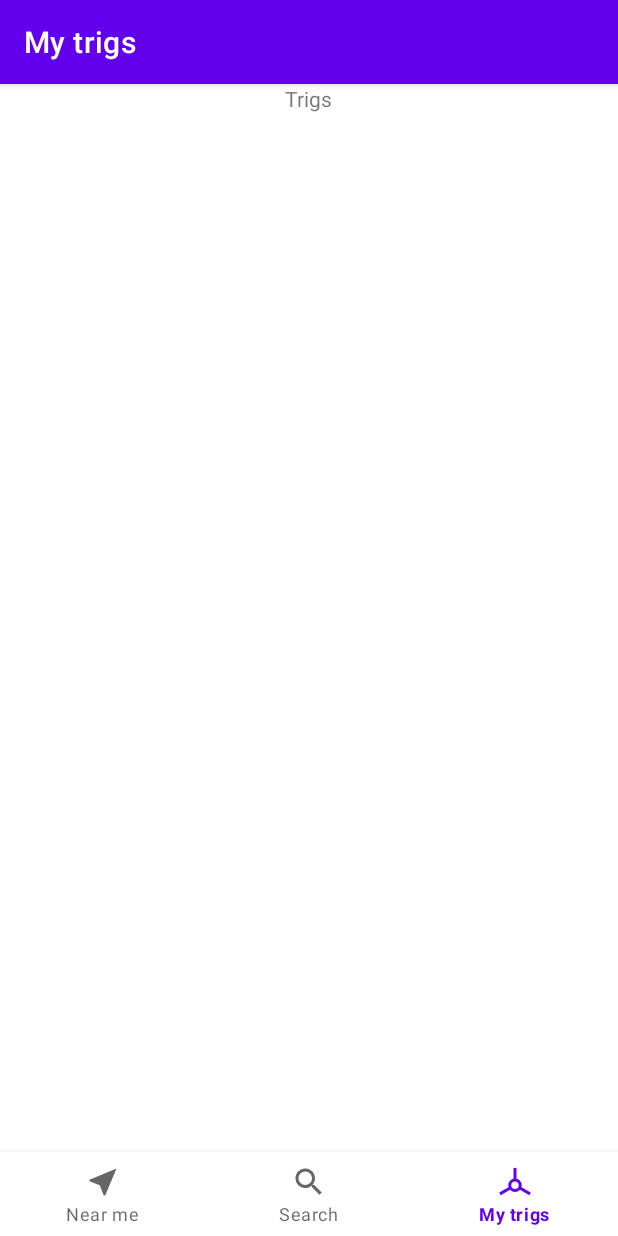
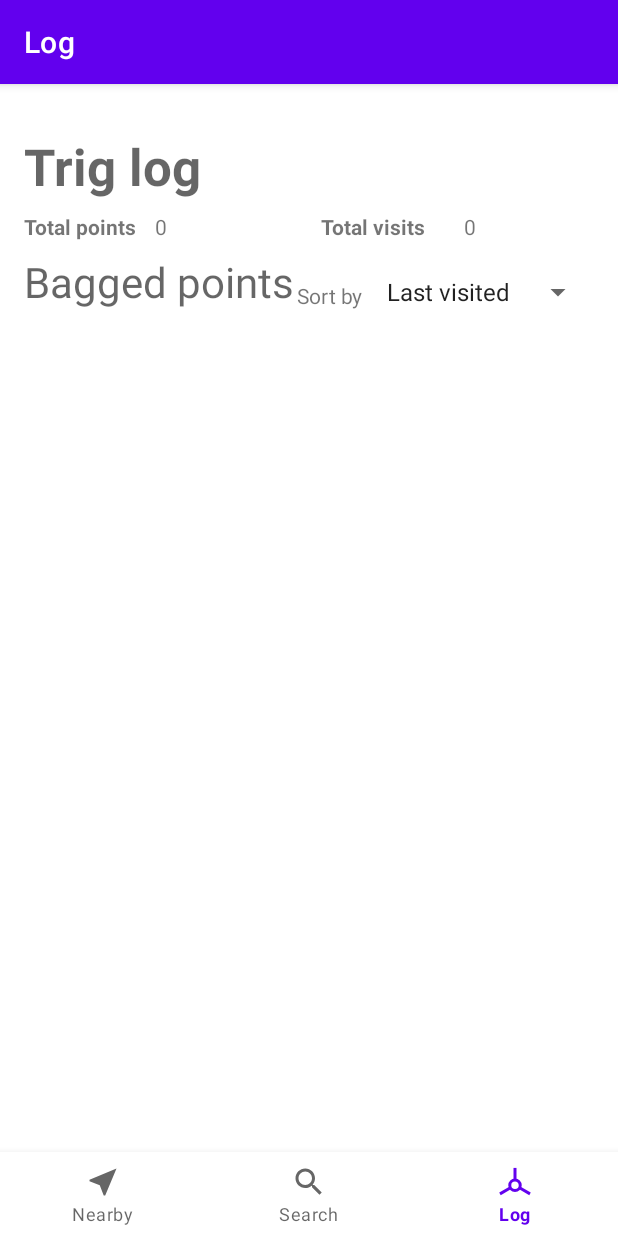
Before and after one commit to davegoddin/TrigBag, an Android app: the screen it shows after launch (MainActivity), item 3 of the bottom bar chosen, on a phone screen of 412 x 824 dp. Run offline under Robolectric (Android 15) with nearby library versions, the phone set to English and light mode, and no system bars; our stand-ins replace Room's generated code, navigation-ui; libraries missing offline, so code that uses them is left out: com.google.maps.android.

Commit message:
Add log view and summary review features including aggregate totals and sort options

```diff
--- a/app/src/main/java/net/davegoddin/trigbag/DetailFragment.kt
+++ b/app/src/main/java/net/davegoddin/trigbag/DetailFragment.kt
@@ -12,6 +12,7 @@ import android.widget.Button
 import android.widget.ImageButton
 import android.widget.RatingBar
 import android.widget.TextView
+import androidx.appcompat.app.AppCompatActivity
 import androidx.constraintlayout.widget.ConstraintLayout
 import androidx.core.view.isVisible
 import androidx.recyclerview.widget.RecyclerView
@@ -76,6 +77,8 @@ class DetailFragment : Fragment() {
         // Inflate the layout for this fragment
         val navBar : BottomNavigationView = requireActivity().findViewById(R.id.bottomNavigationView)
         navBar.isVisible = false
+
+        (requireActivity() as AppCompatActivity).supportActionBar?.title = trigPointDisplay.trigPoint.name
 
         return inflater.inflate(R.layout.fragment_detail, container, false)
     }
--- /dev/null
+++ b/app/src/main/java/net/davegoddin/trigbag/LogFragment.kt
@@ -0,0 +1,182 @@
+package net.davegoddin.trigbag
+
+import android.os.Bundle
+import android.util.Log
+import androidx.fragment.app.Fragment
+import android.view.LayoutInflater
+import android.view.View
+import android.view.ViewGroup
+import android.widget.*
+import androidx.core.view.isVisible
+import androidx.recyclerview.widget.RecyclerView
+import com.google.android.material.bottomnavigation.BottomNavigationView
+import kotlinx.coroutines.runBlocking
+import net.davegoddin.trigbag.adapter.LogItemAdapter
+import net.davegoddin.trigbag.adapter.TrigListItemAdapter
+import net.davegoddin.trigbag.data.AppDatabase
+import net.davegoddin.trigbag.model.TrigPointDisplay
+import net.davegoddin.trigbag.model.Visit
+import org.w3c.dom.Text
+
+// TODO: Rename parameter arguments, choose names that match
+// the fragment initialization parameters, e.g. ARG_ITEM_NUMBER
+private const val ARG_PARAM1 = "param1"
+private const val ARG_PARAM2 = "param2"
+
+/**
+ * A simple [Fragment] subclass.
+ * Use the [LogFragment.newInstance] factory method to
+ * create an instance of this fragment.
+ */
+class LogFragment : Fragment() {
+    // TODO: Rename and change types of parameters
+    private var param1: String? = null
+    private var param2: String? = null
+
+    private lateinit var sortOptions : Array<String>
+
+    private lateinit var spnSort: Spinner
+    private lateinit var visitedPoints : MutableList<TrigPointDisplay>
+    private lateinit var adapter: LogItemAdapter
+    private lateinit var txtPointCount: TextView
+    private lateinit var txtVisitCount: TextView
+
+    override fun onCreate(savedInstanceState: Bundle?) {
+        super.onCreate(savedInstanceState)
+        arguments?.let {
+            param1 = it.getString(ARG_PARAM1)
+            param2 = it.getString(ARG_PARAM2)
+        }
+    }
+
+    override fun onCreateView(
+        inflater: LayoutInflater, container: ViewGroup?,
+        savedInstanceState: Bundle?
+    ): View? {
+        //ensure navbar visible
+        val navBar : BottomNavigationView = requireActivity().findViewById(R.id.bottomNavigationView)
+        navBar.isVisible = true
+
+        // Inflate the layout for this fragment
+        return inflater.inflate(R.layout.fragment_log, container, false)
+    }
+
+    override fun onViewCreated(view: View, savedInstanceState: Bundle?) {
+        super.onViewCreated(view, savedInstanceState)
+
+        // initialise variables
+        sortOptions = resources.getStringArray(R.array.log_sort_params)
+        txtPointCount = view.findViewById(R.id.txt_log_totalPoints)
+        txtVisitCount = view.findViewById(R.id.txt_log_totalVisits)
+        spnSort = view.findViewById(R.id.spn_log_sort)
+
+        // set up array adapter to populate with options
+        val arrayAdapter = ArrayAdapter(requireContext(), android.R.layout.simple_spinner_item, sortOptions)
+        arrayAdapter.setDropDownViewResource(android.R.layout.simple_spinner_dropdown_item)
+        spnSort.setAdapter(arrayAdapter)
+
+        // get visited points and total visits from db
+        val db = AppDatabase.getInstance(requireContext())
+        visitedPoints = runBlocking { db.trigPointDao().getVisited() }.toMutableList()
+        val totalVisits = runBlocking {db.visitDao().getTotalVisits()}
+
+        // update UI
+        txtPointCount.text = visitedPoints.count().toString()
+        txtVisitCount.text = totalVisits.toString()
+
+        // item selected listener to update recyclerview with sort options
+        spnSort.onItemSelectedListener = object : AdapterView.OnItemSelectedListener
+        {
+            override fun onItemSelected(p0: AdapterView<*>?, p1: View?, p2: Int, p3: Long) {
+                // sort points, clear existing set (must maintain consistent reference), add new sorted list and notify recyclerview
+                val sortedPoints = sortLog(visitedPoints)
+                visitedPoints.clear()
+                visitedPoints.addAll(sortedPoints)
+                adapter.notifyDataSetChanged()
+
+            }
+
+            override fun onNothingSelected(p0: AdapterView<*>?) {
+
+            }
+        }
+
+        // initialise recyclerview
+        val recyclerView = view.findViewById<RecyclerView>(R.id.recycler_log)
+        adapter = LogItemAdapter(this, visitedPoints)
+        recyclerView.adapter = adapter
+
+    }
+
+    // sorts list of trigs
+    private fun sortLog(list: List<TrigPointDisplay>) : List<TrigPointDisplay>
+    {
+        // switch for each array item
+        when(spnSort.selectedItem)
+        {
+            sortOptions[0] -> return list.sortedWith(DateComparator().reversed())
+            sortOptions[1] -> return list.sortedWith(RatingComparator().reversed())
+        }
+        return list
+    }
+
+    // custom comparator based on date of last visit
+    inner class DateComparator: Comparator<TrigPointDisplay>
+    {
+        override fun compare(p0: TrigPointDisplay?, p1: TrigPointDisplay?): Int {
+            if (p0 == null || p1 == null) return 0
+
+            //sort visit lists by descending date and compare
+            val p0Visits = p0.visits.sortedByDescending{visit -> visit.dateTime}
+            val p1Visits = p1.visits.sortedByDescending { visit -> visit.dateTime }
+
+            return p0Visits[0].dateTime!!.compareTo(p1Visits[0].dateTime!!)
+        }
+    }
+
+    // comparator based on average rating
+    inner class RatingComparator: Comparator<TrigPointDisplay>
+    {
+        override fun compare(p0: TrigPointDisplay?, p1: TrigPointDisplay?): Int {
+            if(p0 == null || p1 == null) return 0
+            //compare based on average rating
+            return getAverageRating(p0.visits).compareTo(getAverageRating(p1.visits))
+        }
+
+        private fun getAverageRating(visits: List<Visit>) : Float
+        {
+            //get mean rating of all visits on point - should always have visits
+            var avgRating = 0f
+            var ratingCount = 0
+            visits.forEach {
+                if (it.rating != null && it.rating != 0f)
+                {
+                    ratingCount++
+                    avgRating += it.rating
+                }
+            }
+            avgRating /= ratingCount
+            return avgRating
+        }
+    }
+
+    companion object {
+        /**
+         * Use this factory method to create a new instance of
+         * this fragment using the provided parameters.
+         *
+         * @param param1 Parameter 1.
+         * @param param2 Parameter 2.
+         * @return A new instance of fragment TrigsFragment.
+         */
+        // TODO: Rename and change types and number of parameters
+        @JvmStatic
+        fun newInstance(param1: String, param2: String) =
+            LogFragment().apply {
+                arguments = Bundle().apply {
+                    putString(ARG_PARAM1, param1)
+                    putString(ARG_PARAM2, param2)
+                }
+            }
+    }
+}
--- a/app/src/main/java/net/davegoddin/trigbag/MainActivity.kt
+++ b/app/src/main/java/net/davegoddin/trigbag/MainActivity.kt
@@ -11,8 +11,6 @@ import androidx.appcompat.app.AppCompatActivity
 import android.os.Bundle
 import android.os.Looper
 import android.provider.Settings
-import android.widget.Button
-import android.widget.TextView
 import android.widget.Toast
 import androidx.activity.viewModels
 import androidx.appcompat.app.AlertDialog
@@ -24,7 +22,6 @@ import androidx.navigation.ui.AppBarConfiguration
 import androidx.navigation.ui.setupActionBarWithNavController
 import androidx.navigation.ui.setupWithNavController
 import com.google.android.gms.location.*
-import com.google.android.gms.location.LocationRequest.create
 import com.google.android.gms.maps.GoogleMap
 import com.google.android.gms.maps.OnMapReadyCallback
 import com.google.android.gms.maps.SupportMapFragment
@@ -110,7 +107,7 @@ class MainActivity : AppCompatActivity(), OnMapReadyCallback {
         val navHostFragment = supportFragmentManager.findFragmentById(R.id.fragmentContainerView) as NavHostFragment
         navController = navHostFragment.navController
         val bottomNavigationView = findViewById<BottomNavigationView>(R.id.bottomNavigationView)
-        val appBarConfiguration = AppBarConfiguration(setOf(R.id.NearFragment, R.id.SearchFragment, R.id.TrigsFragment))
+        val appBarConfiguration = AppBarConfiguration(setOf(R.id.NearFragment, R.id.SearchFragment, R.id.LogFragment))
         bottomNavigationView.setupWithNavController(navController)
         setupActionBarWithNavController(navController, appBarConfiguration)
 
--- a/app/src/main/java/net/davegoddin/trigbag/TrigsFragment.kt
+++ /dev/null
@@ -1,64 +0,0 @@
-package net.davegoddin.trigbag
-
-import android.os.Bundle
-import androidx.fragment.app.Fragment
-import android.view.LayoutInflater
-import android.view.View
-import android.view.ViewGroup
-import androidx.core.view.isVisible
-import com.google.android.material.bottomnavigation.BottomNavigationView
-
-// TODO: Rename parameter arguments, choose names that match
-// the fragment initialization parameters, e.g. ARG_ITEM_NUMBER
-private const val ARG_PARAM1 = "param1"
-private const val ARG_PARAM2 = "param2"
-
-/**
- * A simple [Fragment] subclass.
- * Use the [TrigsFragment.newInstance] factory method to
- * create an instance of this fragment.
- */
-class TrigsFragment : Fragment() {
-    // TODO: Rename and change types of parameters
-    private var param1: String? = null
-    private var param2: String? = null
-
-    override fun onCreate(savedInstanceState: Bundle?) {
-        super.onCreate(savedInstanceState)
-        arguments?.let {
-            param1 = it.getString(ARG_PARAM1)
-            param2 = it.getString(ARG_PARAM2)
-        }
-    }
-
-    override fun onCreateView(
-        inflater: LayoutInflater, container: ViewGroup?,
-        savedInstanceState: Bundle?
-    ): View? {
-        // Inflate the layout for this fragment
-        val navBar : BottomNavigationView = requireActivity().findViewById(R.id.bottomNavigationView)
-        navBar.isVisible = true
-
-        return inflater.inflate(R.layout.fragment_trigs, container, false)
-    }
-
-    companion object {
-        /**
-         * Use this factory method to create a new instance of
-         * this fragment using the provided parameters.
-         *
-         * @param param1 Parameter 1.
-         * @param param2 Parameter 2.
-         * @return A new instance of fragment TrigsFragment.
-         */
-        // TODO: Rename and change types and number of parameters
-        @JvmStatic
-        fun newInstance(param1: String, param2: String) =
-            TrigsFragment().apply {
-                arguments = Bundle().apply {
-                    putString(ARG_PARAM1, param1)
-                    putString(ARG_PARAM2, param2)
-                }
-            }
-    }
-}
--- a/app/src/main/java/net/davegoddin/trigbag/data/TrigPointDao.kt
+++ b/app/src/main/java/net/davegoddin/trigbag/data/TrigPointDao.kt
@@ -12,35 +12,20 @@ import net.davegoddin.trigbag.model.Visit
 
 @Dao
 interface TrigPointDao {
-    @Query("SELECT * FROM TrigPoint" +
-            " LEFT JOIN Visit on TrigPoint.id = Visit.id")
-    suspend fun getAll(): Map<TrigPoint, List<Visit>>
 
-    @Query("SELECT * FROM TrigPoint" +
-            " LEFT JOIN Visit on TrigPoint.id = Visit.id" +
-            " LIMIT :number")
-    suspend fun getRows(number: Int): Map<TrigPoint, List<Visit>>
-
-    @Query("SELECT * FROM TrigPoint" +
-            " LEFT JOIN Visit on TrigPoint.id = Visit.id" +
-            " WHERE TrigPoint.id = :id")
-    suspend fun getById(id: Int) : Map<TrigPoint, List<Visit>>
-
-    @Query("SELECT * FROM TrigPoint" +
-            " LEFT JOIN Visit on TrigPoint.id = Visit.id" +
-            " WHERE name LIKE :searchTerm OR country LIKE :searchTerm")
-    suspend fun search(searchTerm: String) : Map<TrigPoint, List<Visit>>
+    @Transaction
+    @Query("SELECT * FROM TrigPoint")
+    suspend fun getAll() : List<TrigPointDisplay>
 
     @Transaction
     @Query("SELECT * FROM TrigPoint" +
             " WHERE latitude <= :neLat AND latitude >= :swLat AND longitude <= :neLong AND longitude >= :swLong AND condition != 'Moved'")
     suspend fun getWithinBounds(neLat: Double, neLong: Double, swLat: Double, swLong: Double) : List<TrigPointDisplay>
 
+    @Transaction
+    @Query ("SELECT DISTINCT * FROM TrigPoint LEFT JOIN (SELECT DISTINCT trigPointId FROM Visit) WHERE trigPointId = id")
+    suspend fun getVisited() : List<TrigPointDisplay>
 
-//    @Query("SELECT * FROM TrigPoint" +
-//            " LEFT JOIN Visit on TrigPoint.id = Visit.id" +
-//            " WHERE latitude <= :neLat AND latitude >= :swLat AND longitude <= :neLong AND longitude >= :swLong AND condition != 'Moved'")
-//    suspend fun getWithinBounds(neLat: Double, neLong: Double, swLat: Double, swLong: Double) : Map<TrigPoint, List<Visit>>
 
     @Insert
     suspend fun insertAll(vararg points: TrigPoint)
--- a/app/src/main/java/net/davegoddin/trigbag/data/VisitDao.kt
+++ b/app/src/main/java/net/davegoddin/trigbag/data/VisitDao.kt
@@ -2,12 +2,16 @@ package net.davegoddin.trigbag.data
 
 import androidx.room.Dao
 import androidx.room.Insert
+import androidx.room.Query
 import net.davegoddin.trigbag.model.TrigPoint
 import net.davegoddin.trigbag.model.Visit
 
 @Dao
 interface VisitDao {
 
+    @Query("SELECT COUNT(*) FROM Visit")
+    suspend fun getTotalVisits() : Int
+
     @Insert
     suspend fun insert(visit: Visit)
 }
--- /dev/null
+++ b/app/src/main/res/layout/fragment_log.xml
@@ -0,0 +1,121 @@
+<?xml version="1.0" encoding="utf-8"?>
+<androidx.constraintlayout.widget.ConstraintLayout xmlns:android="http://schemas.android.com/apk/res/android"
+    xmlns:app="http://schemas.android.com/apk/res-auto"
+    xmlns:tools="http://schemas.android.com/tools"
+    android:layout_width="match_parent"
+    android:layout_height="match_parent"
+    tools:context=".LogFragment">
+
+    <TextView
+        android:id="@+id/txt_log_title"
+        android:layout_width="wrap_content"
+        android:layout_height="wrap_content"
+        android:layout_marginStart="16dp"
+        android:layout_marginTop="32dp"
+        android:text="@string/log_title"
+        android:textAppearance="@style/TextAppearance.AppCompat.Display1"
+        android:textStyle="bold"
+        app:layout_constraintStart_toStartOf="parent"
+        app:layout_constraintTop_toTopOf="parent" />
+
+    <TextView
+        android:id="@+id/textView8"
+        android:layout_width="wrap_content"
+        android:layout_height="wrap_content"
+        android:layout_marginStart="16dp"
+        android:layout_marginTop="8dp"
+        android:text="Bagged points"
+        android:textAppearance="@style/TextAppearance.AppCompat.Display1"
+        android:textSize="28sp"
+        app:layout_constraintStart_toStartOf="parent"
+        app:layout_constraintTop_toBottomOf="@+id/textView15" />
+
+    <androidx.recyclerview.widget.RecyclerView
+        android:id="@+id/recycler_log"
+        android:layout_width="0dp"
+        android:layout_height="wrap_content"
+        android:layout_marginStart="8dp"
+        android:layout_marginTop="1dp"
+        android:layout_marginEnd="8dp"
+        android:scrollbars="vertical"
+        app:layoutManager="androidx.recyclerview.widget.LinearLayoutManager"
+        app:layout_constraintEnd_toEndOf="parent"
+        app:layout_constraintStart_toStartOf="parent"
+        app:layout_constraintTop_toBottomOf="@+id/textView8" />
+
+    <Spinner
+        android:id="@+id/spn_log_sort"
+        android:layout_width="wrap_content"
+        android:layout_height="wrap_content"
+        android:layout_marginEnd="16dp"
+        app:layout_constraintBottom_toBottomOf="@+id/textView8"
+        app:layout_constraintEnd_toEndOf="parent" />
+
+    <TextView
+        android:id="@+id/textView14"
+        android:layout_width="wrap_content"
+        android:layout_height="wrap_content"
+        android:layout_marginEnd="8dp"
+        android:text="Sort by"
+        app:layout_constraintBottom_toBottomOf="@+id/spn_log_sort"
+        app:layout_constraintEnd_toStartOf="@+id/spn_log_sort" />
+
+    <TextView
+        android:id="@+id/textView15"
+        android:layout_width="wrap_content"
+        android:layout_height="wrap_content"
+        android:layout_marginStart="16dp"
+        android:layout_marginTop="8dp"
+        android:text="Total points"
+        android:textStyle="bold"
+        app:layout_constraintStart_toStartOf="parent"
+        app:layout_constraintTop_toBottomOf="@+id/txt_log_title" />
+
+    <TextView
+        android:id="@+id/textView16"
+        android:layout_width="wrap_content"
+        android:layout_height="wrap_content"
+        android:layout_marginStart="8dp"
+        android:text="Total visits"
+        android:textStyle="bold"
+        app:layout_constraintStart_toStartOf="@+id/guideline9"
+        app:layout_constraintTop_toTopOf="@+id/txt_log_totalPoints" />
+
+    <TextView
+        android:id="@+id/txt_log_totalPoints"
+        android:layout_width="wrap_content"
+        android:layout_height="wrap_content"
+        android:text="TextView"
+        app:layout_constraintStart_toStartOf="@+id/guideline10"
+        app:layout_constraintTop_toTopOf="@+id/textView15" />
+
+    <TextView
+        android:id="@+id/txt_log_totalVisits"
+        android:layout_width="wrap_content"
+        android:layout_height="wrap_content"
+        android:text="TextView"
+        app:layout_constraintStart_toStartOf="@+id/guideline11"
+        app:layout_constraintTop_toTopOf="@+id/textView16" />
+
+    <androidx.constraintlayout.widget.Guideline
+        android:id="@+id/guideline9"
+        android:layout_width="wrap_content"
+        android:layout_height="wrap_content"
+        android:orientation="vertical"
+        app:layout_constraintGuide_percent=".5" />
+
+    <androidx.constraintlayout.widget.Guideline
+        android:id="@+id/guideline10"
+        android:layout_width="wrap_content"
+        android:layout_height="wrap_content"
+        android:orientation="vertical"
+        app:layout_constraintGuide_percent="0.25" />
+
+    <androidx.constraintlayout.widget.Guideline
+        android:id="@+id/guideline11"
+        android:layout_width="wrap_content"
+        android:layout_height="wrap_content"
+        android:orientation="vertical"
+        app:layout_constraintGuide_percent="0.75" />
+
+</androidx.constraintlayout.widget.ConstraintLayout>
--- a/app/src/main/res/layout/fragment_trigs.xml
+++ /dev/null
@@ -1,18 +0,0 @@
-<?xml version="1.0" encoding="utf-8"?>
-<androidx.constraintlayout.widget.ConstraintLayout xmlns:android="http://schemas.android.com/apk/res/android"
-    xmlns:app="http://schemas.android.com/apk/res-auto"
-    xmlns:tools="http://schemas.android.com/tools"
-    android:layout_width="match_parent"
-    android:layout_height="match_parent"
-    tools:context=".TrigsFragment">
-
-    <!-- TODO: Update blank fragment layout -->
-    <TextView
-        android:layout_width="wrap_content"
-        android:layout_height="wrap_content"
-        android:text="Trigs"
-        app:layout_constraintEnd_toEndOf="parent"
-        app:layout_constraintStart_toStartOf="parent"
-        app:layout_constraintTop_toTopOf="parent" />
-
-</androidx.constraintlayout.widget.ConstraintLayout>
--- a/app/src/main/res/layout/listitem_trig.xml
+++ b/app/src/main/res/layout/listitem_trig.xml
@@ -31,7 +31,7 @@
                 android:layout_width="wrap_content"
                 android:layout_height="wrap_content"
                 android:orientation="vertical"
-                app:layout_constraintGuide_end="190dp" />
+                app:layout_constraintGuide_percent="0.5013193" />
 
             <TextView
                 android:id="@+id/textView3"
--- a/app/src/main/res/menu/navigation_menu.xml
+++ b/app/src/main/res/menu/navigation_menu.xml
@@ -1,12 +1,12 @@
 <?xml version="1.0" encoding="utf-8"?>
 <menu xmlns:android="http://schemas.android.com/apk/res/android">
-    <item android:title="Near me"
+    <item android:title="Nearby"
         android:id="@+id/NearFragment"
         android:icon="@drawable/ic_near"/>
     <item android:title="Search"
         android:id="@+id/SearchFragment"
         android:icon="@drawable/ic_search"/>
-    <item android:title="My trigs"
-        android:id="@+id/TrigsFragment"
+    <item android:title="Log"
+        android:id="@+id/LogFragment"
         android:icon="@drawable/ic_trig_icon"/>
 </menu>
--- a/app/src/main/res/navigation/navigation_graph.xml
+++ b/app/src/main/res/navigation/navigation_graph.xml
@@ -7,8 +7,8 @@
     <fragment
         android:id="@+id/NearFragment"
         android:name="net.davegoddin.trigbag.NearFragment"
-        android:label="Near me"
-        tools:layout="@layout/fragment_near" >
+        android:label="Nearby"
+        tools:layout="@layout/fragment_near">
         <action
             android:id="@+id/action_NearFragment_to_detailFragment"
             app:destination="@id/detailFragment" />
@@ -24,10 +24,10 @@
             app:enterAnim="@anim/from_bottom" />
     </fragment>
     <fragment
-        android:id="@+id/TrigsFragment"
-        android:name="net.davegoddin.trigbag.TrigsFragment"
-        android:label="My trigs"
-        tools:layout="@layout/fragment_trigs" >
+        android:id="@+id/LogFragment"
+        android:name="net.davegoddin.trigbag.LogFragment"
+        android:label="Log"
+        tools:layout="@layout/fragment_log">
         <action
             android:id="@+id/action_TrigsFragment_to_detailFragment"
             app:destination="@id/detailFragment" />
@@ -39,7 +39,9 @@
         tools:layout="@layout/fragment_detail" >
         <action
             android:id="@+id/action_detailFragment_to_SearchFragment"
-            app:destination="@id/SearchFragment" />
+            app:destination="@id/SearchFragment"
+            app:popUpTo="@id/SearchFragment"
+            app:popUpToInclusive="true" />
         <action
             android:id="@+id/action_detailFragment_to_NearFragment"
             app:destination="@id/NearFragment"
@@ -48,7 +50,7 @@
             app:popUpToInclusive="true" />
         <action
             android:id="@+id/action_detailFragment_to_TrigsFragment"
-            app:destination="@id/TrigsFragment"
-            app:popUpTo="@id/TrigsFragment" />
+            app:destination="@id/LogFragment"
+            app:popUpTo="@id/LogFragment" />
     </fragment>
 </navigation>
--- a/app/src/main/res/values/strings.xml
+++ b/app/src/main/res/values/strings.xml
@@ -1,6 +1,10 @@
 <resources>
     <string name="app_name">TrigBag</string>
     <!-- TODO: Remove or change this placeholder text -->
-    <string name="hello_blank_fragment">Hello blank fragment</string>
+    <string name="log_title">Trig log</string>
     <string name="near_title">Nearby trig points</string>
+    <string-array name="log_sort_params">
+        <item>Last visited</item>
+        <item>Rating</item>
+    </string-array>
 </resources>
```
Also changed, not shown: app/src/main/java/net/davegoddin/trigbag/NearFragment.kt (+11 -3 lines), app/src/main/java/net/davegoddin/trigbag/SearchFragment.kt (+6 -1 lines), app/src/main/java/net/davegoddin/trigbag/adapter/LogItemAdapter.kt (added, +61 -0 lines), app/src/main/res/layout/dropdownitem_log.xml (added, +10 -0 lines), app/src/main/res/layout/listitem_log.xml (added, +131 -0 lines).
